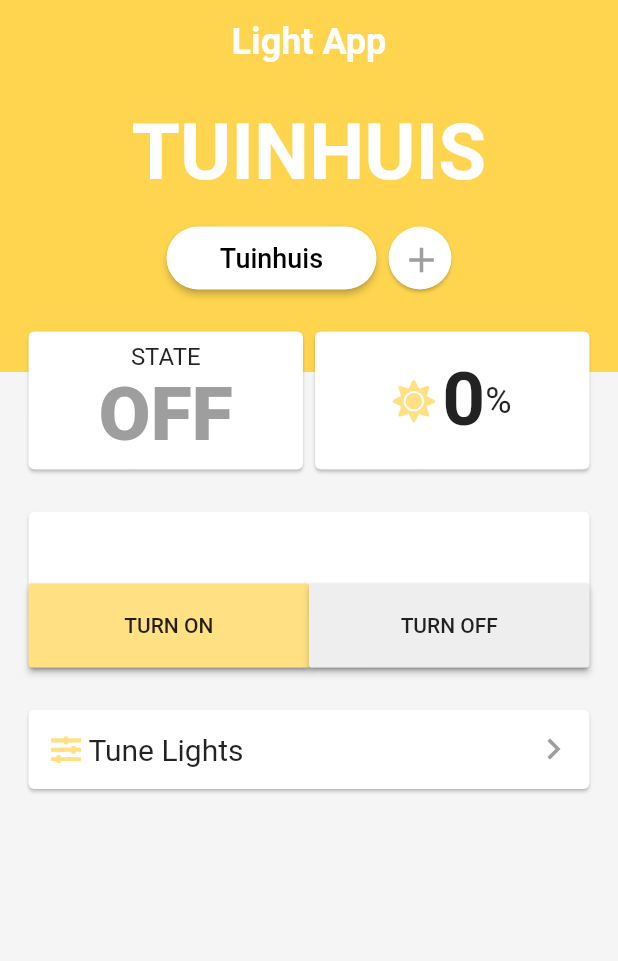
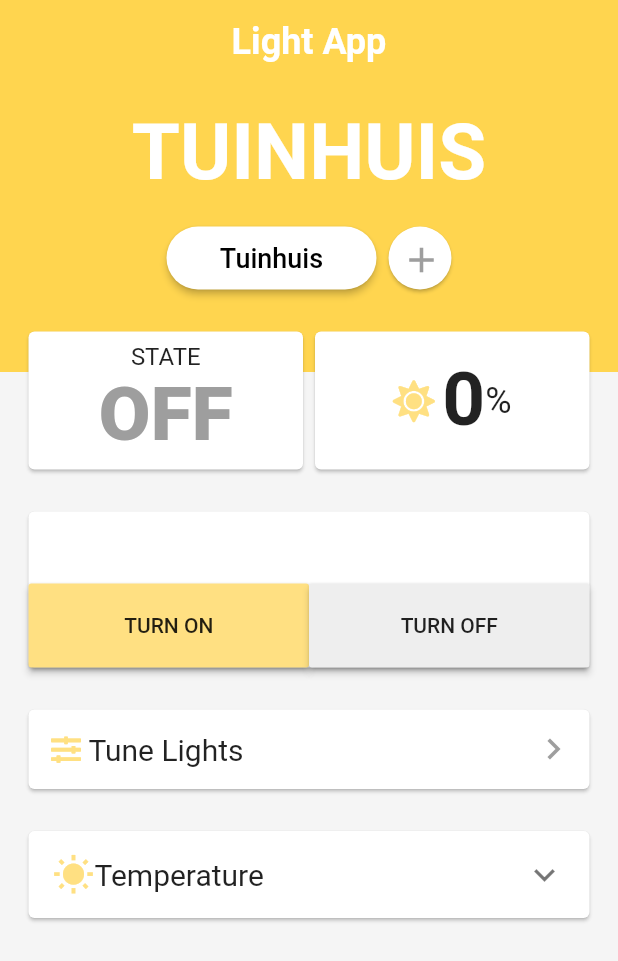
Before and after one commit to ruudvandenboomen/light_app, a Flutter app: the screen it shows after launch, on a phone screen of 412 x 824 dp. Shown: the top 961 px of the screen. Run offline on Flutter 3.47's test engine with Material 2 defaults, Android fonts, the phone set to English and light mode, and no system bars; our stand-ins replace font_awesome_flutter; missing offline and left inert: mqtt_client.

Commit message:
Add temperature class, remove getters and setters

```diff
--- a/lib/mqtt/mqtt_wrapper.dart
+++ b/lib/mqtt/mqtt_wrapper.dart
@@ -12,7 +12,9 @@ enum MqttCurrentConnectionState {
 enum MqttSubscriptionState { IDLE, SUBSCRIBED }
 
 class MQTTClientWrapper {
-  static const String topic = "home/summerhouse/lights";
+  static const String lightTopic = "home/summerhouse/lights";
+  static const String temperatureTopic = "home/summerhouse/temperature";
+
   final String _server;
   final String _clientId;
   final int _port;
@@ -25,7 +27,7 @@ class MQTTClientWrapper {
   MqttSubscriptionState subscriptionState = MqttSubscriptionState.IDLE;
 
   VoidCallback onConnectedCallback;
-  Function(String) onMessageReceived;
+  Function(String, String) onMessageReceived;
 
   MQTTClientWrapper(this._server, this._clientId, this._port,
       this.onConnectedCallback, this.onMessageReceived,
@@ -34,7 +36,8 @@ class MQTTClientWrapper {
   void prepareMqttClient() async {
     _setupMqttClient();
     await _connectClient();
-    _subscribeToTopic(MQTTClientWrapper.topic);
+    _subscribeToTopic(MQTTClientWrapper.lightTopic);
+    _subscribeToTopic(MQTTClientWrapper.temperatureTopic);
   }
 
   void _setupMqttClient() {
@@ -73,10 +76,10 @@ class MQTTClientWrapper {
     client.subscribe(topicName, MqttQos.atMostOnce);
     client.updates.listen((List<MqttReceivedMessage<MqttMessage>> c) {
       final MqttPublishMessage recMess = c[0].payload;
-      final String LocationJson =
+      final String locationJson =
           MqttPublishPayload.bytesToStringAsString(recMess.payload.message);
-      print("MQTTClientWrapper::GOT A  MESSAGE $LocationJson");
-      onMessageReceived(LocationJson);
+      print("MQTTClientWrapper::GOT A  MESSAGE $locationJson");
+      onMessageReceived(locationJson, topicName);
     });
   }
 
@@ -103,7 +106,7 @@ class MQTTClientWrapper {
   }
 
   void publishMessage(String message,
-      {String topic = MQTTClientWrapper.topic}) {
+      {String topic = MQTTClientWrapper.lightTopic}) {
     final MqttClientPayloadBuilder builder = MqttClientPayloadBuilder();
     builder.addString(message);
     if (this.connectionState == MqttCurrentConnectionState.DISCONNECTED) {
--- a/lib/objects/light.dart
+++ b/lib/objects/light.dart
@@ -1,28 +1,8 @@
 class Light {
-  String _name;
-  bool _turnedOn = false;
-  double _brightness = 0.0;
+  String name;
+  bool turnedOn = false;
+  double brightness = 0.0;
 
-  Light(this._name);
-
-  String getName() {
-    return this._name;
-  }
-
-  bool isTurnedOn() {
-    return this._turnedOn;
-  }
-
-  void setTurnedOn(bool value) {
-    this._turnedOn = value;
-  }
-
-  double getBrightness() {
-    return this._brightness;
-  }
-
-  setBrightness(double brightness) {
-    this._brightness = brightness;
-  }
+  Light(this.name);
 
 }
--- a/lib/objects/room.dart
+++ b/lib/objects/room.dart
@@ -1,23 +1,15 @@
 import 'light.dart';
 
 class Room {
-  String _name;
-  List<Light> _lights;
+  String name;
+  List<Light> lights;
 
-  Room(this._name, this._lights);
-
-  String getName() {
-    return this._name;
-  }
-
-  List<Light> getLights() {
-    return this._lights;
-  }
+  Room(this.name, this.lights);
 
   bool lightOn() {
     bool lightOn = false;
-    for (Light light in this._lights) {
-      if (light.getBrightness() > 0) {
+    for (Light light in this.lights) {
+      if (light.brightness > 0) {
         lightOn = true;
         break;
       }
@@ -26,28 +18,29 @@ class Room {
   }
 
   setLightState(double brightness, bool turnedOn) {
-    for (Light light in this._lights) {
-      light.setTurnedOn(turnedOn);
-      light.setBrightness(brightness);
+    for (Light light in this.lights) {
+      light.turnedOn = turnedOn;
+      light.brightness = brightness;
     }
+  }
+
+  double getAverageBrightness() {
+    return this.lights.map((e) => e.brightness).reduce((a, b) => a + b) /
+        this.lights.length;
   }
 
   Map<String, dynamic> toJson() {
     Map<String, dynamic> map = Map();
     List<double> brightnesses = List();
-    for (var i = 0; i < _lights.length; i++) {
-      Light light = _lights[i];
-      if (light.isTurnedOn())
-        brightnesses.add(1 - _lights[i].getBrightness());
+    for (var i = 0; i < lights.length; i++) {
+      Light light = lights[i];
+      if (light.turnedOn)
+        brightnesses.add(1 - lights[i].brightness);
       else
         brightnesses.add(1.0);
     }
-    map.putIfAbsent(this._name, () => brightnesses);
+    map.putIfAbsent(this.name, () => brightnesses);
     return map;
   }
 
-  double getAverageBrightness() {
-    return this._lights.map((e) => e.getBrightness()).reduce((a, b) => a + b) /
-        this._lights.length;
-  }
 }
--- /dev/null
+++ b/lib/objects/temperature.dart
@@ -0,0 +1,12 @@
+class Temperature {
+  double temperature;
+  double humidity;
+  double pressure;
+
+  Temperature(this.temperature, this.humidity);
+
+  Temperature.fromJson(Map<String, dynamic> json)
+      : temperature = json['temperature'],
+        humidity = json['humidity'],
+        pressure = json['pressure'];
+}
--- a/lib/pages/main_control_page.dart
+++ b/lib/pages/main_control_page.dart
@@ -5,6 +5,7 @@ import 'package:flutter/material.dart';
 import 'package:font_awesome_flutter/font_awesome_flutter.dart';
 import 'package:light_app/mqtt/mqtt_wrapper.dart';
 import 'package:light_app/objects/room.dart';
+import 'package:light_app/objects/temperature.dart';
 import 'package:light_app/ui/room_selector.dart';
 import 'package:light_app/ui/round_slider_track_shape.dart';
 
@@ -13,8 +14,9 @@ import 'overview_page.dart';
 class MainControlPage extends StatefulWidget {
   final List<Room> _rooms;
   final MQTTClientWrapper _mqttClientWrapper;
+  final Temperature _currentTemp;
 
-  MainControlPage(this._rooms, this._mqttClientWrapper);
+  MainControlPage(this._rooms, this._mqttClientWrapper, this._currentTemp);
 
   @override
   State<StatefulWidget> createState() => MainControlPageState();
@@ -31,7 +33,7 @@ class MainControlPageState extends State<MainControlPage> {
   }
 
   setBrightness(double brightness) {
-    currentRoom.getLights().forEach((lamp) => lamp.setBrightness(brightness));
+    currentRoom.lights.forEach((lamp) => lamp.brightness = brightness);
   }
 
   void changeCurrentRoom(Room room) {
@@ -85,7 +87,7 @@ class MainControlPageState extends State<MainControlPage> {
                     Container(
                         padding: EdgeInsets.all(15),
                         child: Text(
-                          currentRoom.getName().toUpperCase(),
+                          currentRoom.name.toUpperCase(),
                           style: TextStyle(
                               color: Colors.white,
                               fontSize: 52,
@@ -281,10 +283,34 @@ class MainControlPageState extends State<MainControlPage> {
                 Container(
                   height: 20,
                 ),
-
-//          Expanded(
-//              child: MainControlWidget(currentRoom, sliderValue,
-//                  changeSliderValue, widget._mqttClientWrapper.publishMessage))
+                Container(
+                    padding: EdgeInsets.symmetric(horizontal: 15),
+                    child: Card(
+                        child: ExpansionTile(
+                            title: Row(
+                              children: <Widget>[
+                                Icon(
+                                  Icons.wb_sunny,
+                                  color: Colors.amber[200],
+                                ),
+                                Text(
+                                    widget._currentTemp != null
+                                        ? "Temperature: ${widget._currentTemp.temperature.toStringAsFixed(0)}°C"
+                                        : "Temperature",
+                                    style: TextStyle(fontSize: 20))
+                              ],
+                            ),
+                            children: <Widget>[
+                          ListTile(
+                              title: Text(
+                                  widget._currentTemp != null
+                                      ? "Humidity: ${widget._currentTemp.humidity.toStringAsFixed(0)}°C"
+                                      : "Humidity",
+                                  style: TextStyle(fontSize: 18)))
+                        ]))),
+                Container(
+                  height: 20,
+                )
               ],
             ),
           ),
--- a/lib/pages/overview_page.dart
+++ b/lib/pages/overview_page.dart
@@ -53,7 +53,7 @@ class OverviewPageState extends State<OverviewPage> {
                   removeTop: true,
                   child: GridView.builder(
                     shrinkWrap: true,
-                    itemCount: widget._room.getLights().length,
+                    itemCount: widget._room.lights.length,
                     gridDelegate: SliverGridDelegateWithFixedCrossAxisCount(
                         crossAxisCount: (MediaQuery.of(context).orientation ==
                                 Orientation.portrait)
@@ -66,7 +66,7 @@ class OverviewPageState extends State<OverviewPage> {
                           : 3;
                       return Center(
                           child: LampWidget(
-                              widget._room.getLights()[index], () => update()));
+                              widget._room.lights[index], () => update()));
                     },
                   ),
                 ),
--- a/lib/ui/room_selector.dart
+++ b/lib/ui/room_selector.dart
@@ -33,7 +33,7 @@ class RoomSelectorWidgetState extends State<RoomSelectorWidget> {
                     alignment: Alignment.center,
                     padding: EdgeInsets.fromLTRB(10, 0, 10, 0),
                     child: Text(
-                      widget._room.getName(),
+                      widget._room.name,
                       style: TextStyle(
                           fontSize: 18,
                           fontWeight: FontWeight.w500,
```
Also changed, not shown: lib/main.dart (+19 -6 lines), lib/ui/custom_navigation.dart (deleted, +0 -46 lines), lib/ui/lamp_widget.dart (+9 -9 lines), lib/ui/main_control.dart (deleted, +0 -158 lines), 1 other file.
